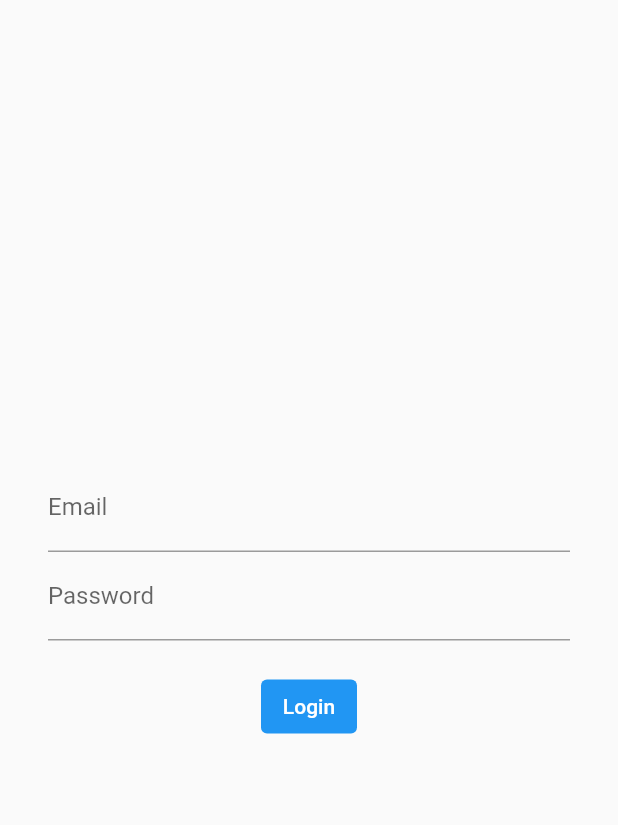
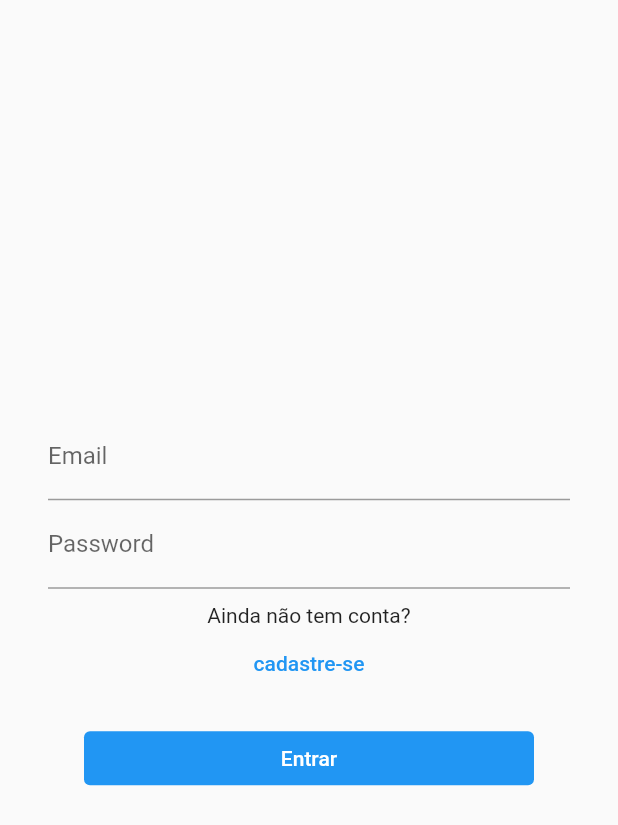
Before and after one commit to jsantosjesus/my_bank_auth_local, a Flutter app: the screen it shows after launch, on a phone screen of 412 x 824 dp. Shown: the top 825 px of the screen. Run offline on Flutter 3.47's test engine with Material 2 defaults, Android fonts, the phone set to English and light mode, and no system bars; our stand-ins replace firebase_auth, firebase_core, local_auth, shared_preferences; accounts and stored records are empty.

Commit message:
login and singup

```diff
--- a/lib/modules/login/login_controller.dart
+++ b/lib/modules/login/login_controller.dart
@@ -7,8 +7,6 @@ import 'package:my_bank_auth_local/modules/login/login_service.dart';
 class LoginController {
   String? email;
   String? password;
-  String? emailCompleted;
-  String? passwordCompleted;
   User? usuario;
   final formKey = GlobalKey<FormState>();
   var _isLoading = false;
@@ -18,21 +16,45 @@ class LoginController {
     onUpdate();
   }
 
+  var _isLogin = true;
+  bool get isLogin => _isLogin;
+  set isLogin(bool value) {
+    _isLogin = value;
+    onUpdate();
+  }
+
   final service = LoginService();
 
   bool userNotFound = false;
 
   final VoidCallback onUpdate;
+  final VoidCallback onSuccessLogin;
 
-  LoginController({required this.onUpdate});
+  LoginController({required this.onUpdate, required this.onSuccessLogin});
+
+  alterLoginForSingup() {
+    if (_isLogin) {
+      _isLogin = false;
+    } else {
+      _isLogin = true;
+    }
+  }
 
   //chamando login atraves do preenchimento de email e senha
   void login() async {
     print('conectando ao servidor');
     isLoading = true;
-    emailCompleted = email;
-    passwordCompleted = password;
-    await service.apiLogin(email: email!, password: password!);
+    if (isLogin) {
+      await service.apiLogin(email: email!, password: password!);
+      if (service.usuario != null) {
+        onSuccessLogin();
+      }
+    } else {
+      await service.apiSingup(email: email!, password: password!);
+      if (service.usuario != null) {
+        onSuccessLogin();
+      }
+    }
     isLoading = false;
   }
 
@@ -107,6 +129,9 @@ class LoginController {
                 stickyAuth: true, biometricOnly: false));
         if (authenticated) {
           await service.authLogin(preUser);
+          if (service.usuario != null) {
+            onSuccessLogin();
+          }
           isLoading = false;
         }
         // print("Autenticado: $authenticated");
--- a/lib/modules/login/login_page.dart
+++ b/lib/modules/login/login_page.dart
@@ -13,6 +13,8 @@ class _LoginPageState extends State<LoginPage> {
   final userShared = UsuarioShared();
   late final controller = LoginController(onUpdate: () {
     setState(() {});
+  }, onSuccessLogin: () {
+    Navigator.pushNamed(context, '/');
   });
 
   @override
@@ -45,38 +47,63 @@ class _LoginPageState extends State<LoginPage> {
                 obscureText: true,
                 onSaved: (value) => controller.password = value!,
               ),
-              Container(height: 20.0),
+              Container(
+                height: 10,
+              ),
+              if (controller.isLogin) const Text('Ainda não tem conta?'),
+              if (controller.isLogin)
+                TextButton(
+                    onPressed: () {
+                      controller.alterLoginForSingup();
+                      setState(() {});
+                    },
+                    child: const Text('cadastre-se')),
+              if (!controller.isLogin) const Text('Já tem conta?'),
+              if (!controller.isLogin)
+                TextButton(
+                    onPressed: () {
+                      controller.alterLoginForSingup();
+                      setState(() {});
+                    },
+                    child: const Text('Faça login')),
+              Container(height: 15),
               if (controller.isLoading)
                 const CircularProgressIndicator()
               else
-                TextButton(
+                SizedBox(
+                  width: 300,
+                  child: TextButton(
                     onPressed: () {
                       if (controller.validate()) {
                         controller.login();
+                        // setState(() {});
                       }
                     },
                     style: ButtonStyle(
                       backgroundColor: MaterialStateProperty.all(Colors.blue),
                     ),
-                  child: const Text('Login',
+                    child: const Text('Entrar',
                         style: TextStyle(color: Colors.white)),
+                  ),
                 ),
               Container(height: 20.0),
               if (userShared.preUser != null &&
                   controller.supportState &&
-                  !controller.isLoading)
-                TextButton(
+                  !controller.isLoading &&
+                  controller.isLogin)
+                SizedBox(
+                  width: 300,
+                  child: OutlinedButton(
                     onPressed: () {
                       controller.authenticate(userShared.preUser);
                     },
-                  style: ButtonStyle(
-                    backgroundColor: MaterialStateProperty.all(Colors.blue),
+                    style: OutlinedButton.styleFrom(
+                      side: const BorderSide(width: 2.0, color: Colors.blue),
                     ),
                     child: const Text('Login com biometria',
-                      style: TextStyle(color: Colors.white)),
+                        style: TextStyle(color: Colors.blue)),
+                  ),
                 )
-              else
-                Container(),
             ],
           ),
         ),
--- a/lib/widgets/app_widget.dart
+++ b/lib/widgets/app_widget.dart
@@ -1,6 +1,8 @@
 import 'package:flutter/material.dart';
+import 'package:my_bank_auth_local/modules/home/home_page.dart';
+import 'package:my_bank_auth_local/modules/login/login_page.dart';
 import 'package:my_bank_auth_local/modules/login/login_service.dart';
-import 'package:my_bank_auth_local/widgets/login_check.dart';
+// import 'package:my_bank_auth_local/widgets/login_check.dart';
 
 class AppWidget extends StatelessWidget {
   AppWidget({super.key});
@@ -16,7 +18,10 @@ class AppWidget extends StatelessWidget {
         visualDensity: VisualDensity.adaptivePlatformDensity,
       ),
       initialRoute: '/login',
-      routes: {'/login': (context) => LoginCheck(service: _service)},
+      routes: {
+        '/login': (context) => const LoginPage(),
+        '/': (context) => const HomePage()
+      },
     );
   }
 }
```
Also changed, not shown: lib/modules/login/login_service.dart (+14 -0 lines). Lines whose indentation alone changed are shown as unchanged.
